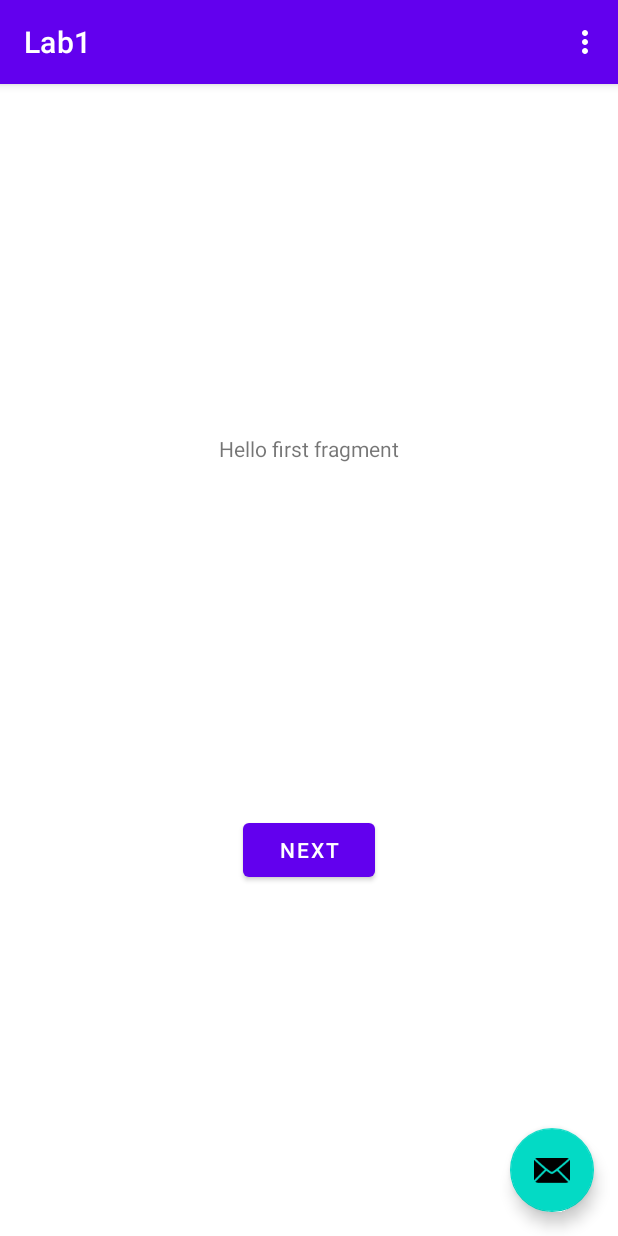
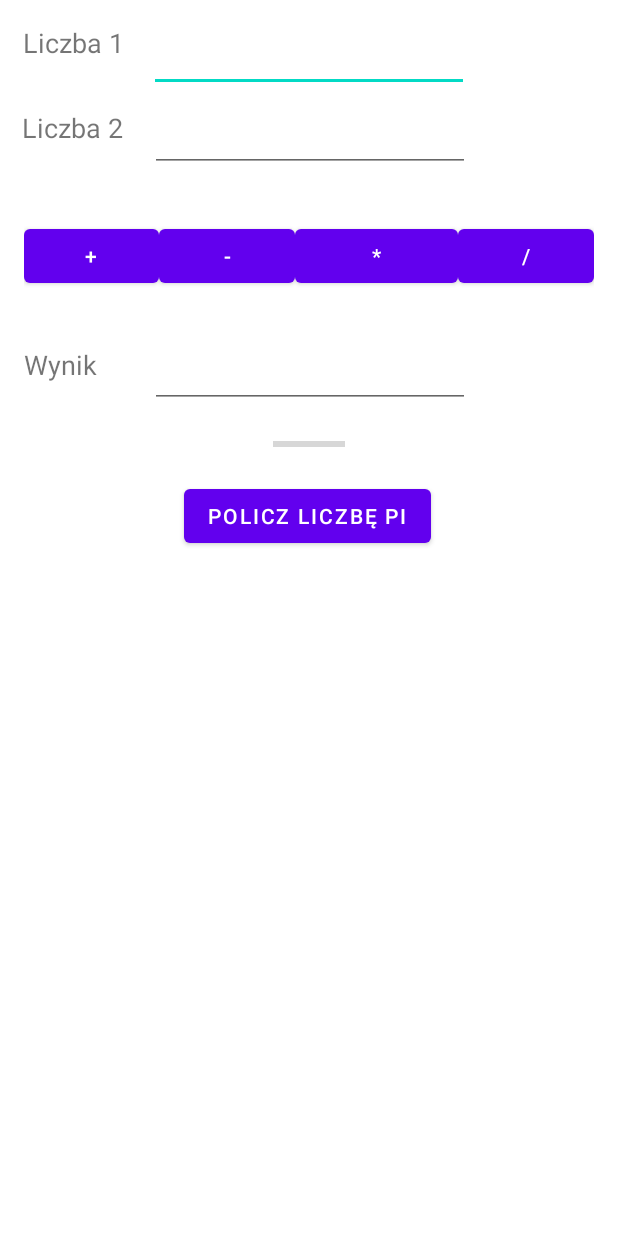
Before and after one commit to FrozenTear7/mobile-systems, an Android app: the screen it shows after launch (MainActivity), on a phone screen of 412 x 824 dp. Run offline under Robolectric (Android 15) with nearby library versions, the phone set to English and light mode, and no system bars.

Commit message:
Remove unnecessary files and add basic layout

```diff
--- a/Lab1/app/src/main/java/com/example/lab1/FirstFragment.kt
+++ /dev/null
@@ -1,31 +0,0 @@
-package com.example.lab1
-
-import android.os.Bundle
-import androidx.fragment.app.Fragment
-import android.view.LayoutInflater
-import android.view.View
-import android.view.ViewGroup
-import android.widget.Button
-import androidx.navigation.fragment.findNavController
-
-/**
- * A simple [Fragment] subclass as the default destination in the navigation.
- */
-class FirstFragment : Fragment() {
-
-    override fun onCreateView(
-            inflater: LayoutInflater, container: ViewGroup?,
-            savedInstanceState: Bundle?
-    ): View? {
-        // Inflate the layout for this fragment
-        return inflater.inflate(R.layout.fragment_first, container, false)
-    }
-
-    override fun onViewCreated(view: View, savedInstanceState: Bundle?) {
-        super.onViewCreated(view, savedInstanceState)
-
-        view.findViewById<Button>(R.id.button_first).setOnClickListener {
-            findNavController().navigate(R.id.action_FirstFragment_to_SecondFragment)
-        }
-    }
-}
--- a/Lab1/app/src/main/java/com/example/lab1/MainActivity.kt
+++ b/Lab1/app/src/main/java/com/example/lab1/MainActivity.kt
@@ -12,12 +12,6 @@ class MainActivity : AppCompatActivity() {
     override fun onCreate(savedInstanceState: Bundle?) {
         super.onCreate(savedInstanceState)
         setContentView(R.layout.activity_main)
-        setSupportActionBar(findViewById(R.id.toolbar))
-
-        findViewById<FloatingActionButton>(R.id.fab).setOnClickListener { view ->
-            Snackbar.make(view, "Replace with your own action", Snackbar.LENGTH_LONG)
-                    .setAction("Action", null).show()
-        }
     }
 
     override fun onCreateOptionsMenu(menu: Menu): Boolean {
--- a/Lab1/app/src/main/java/com/example/lab1/SecondFragment.kt
+++ /dev/null
@@ -1,31 +0,0 @@
-package com.example.lab1
-
-import android.os.Bundle
-import androidx.fragment.app.Fragment
-import android.view.LayoutInflater
-import android.view.View
-import android.view.ViewGroup
-import android.widget.Button
-import androidx.navigation.fragment.findNavController
-
-/**
- * A simple [Fragment] subclass as the second destination in the navigation.
- */
-class SecondFragment : Fragment() {
-
-    override fun onCreateView(
-            inflater: LayoutInflater, container: ViewGroup?,
-            savedInstanceState: Bundle?
-    ): View? {
-        // Inflate the layout for this fragment
-        return inflater.inflate(R.layout.fragment_second, container, false)
-    }
-
-    override fun onViewCreated(view: View, savedInstanceState: Bundle?) {
-        super.onViewCreated(view, savedInstanceState)
-
-        view.findViewById<Button>(R.id.button_second).setOnClickListener {
-            findNavController().navigate(R.id.action_SecondFragment_to_FirstFragment)
-        }
-    }
-}
--- a/Lab1/app/src/main/res/layout/activity_main.xml
+++ b/Lab1/app/src/main/res/layout/activity_main.xml
@@ -1,33 +1,153 @@
 <?xml version="1.0" encoding="utf-8"?>
-<androidx.coordinatorlayout.widget.CoordinatorLayout xmlns:android="http://schemas.android.com/apk/res/android"
+<androidx.constraintlayout.widget.ConstraintLayout xmlns:android="http://schemas.android.com/apk/res/android"
     xmlns:app="http://schemas.android.com/apk/res-auto"
     xmlns:tools="http://schemas.android.com/tools"
+    android:id="@+id/coordinatorLayout"
     android:layout_width="match_parent"
     android:layout_height="match_parent"
     tools:context=".MainActivity">
 
-    <com.google.android.material.appbar.AppBarLayout
+    <TextView
+        android:id="@+id/textView2"
+        android:layout_width="wrap_content"
+        android:layout_height="wrap_content"
+        android:layout_marginTop="16dp"
+        android:text="@string/textviewNumber1"
+        android:textSize="18sp"
+        app:layout_constraintEnd_toStartOf="@+id/n1EditText"
+        app:layout_constraintHorizontal_bias="0.47"
+        app:layout_constraintStart_toStartOf="parent"
+        app:layout_constraintTop_toTopOf="parent" />
+
+    <EditText
+        android:id="@+id/n1EditText"
+        android:layout_width="wrap_content"
+        android:layout_height="wrap_content"
+        android:layout_marginTop="16dp"
+        android:layout_marginBottom="8dp"
+        android:ems="10"
+        android:importantForAutofill="no"
+        android:inputType="number"
+        app:layout_constraintBottom_toTopOf="@+id/n2EditText"
+        app:layout_constraintEnd_toEndOf="parent"
+        app:layout_constraintStart_toStartOf="parent"
+        app:layout_constraintTop_toTopOf="parent"
+        tools:ignore="LabelFor" />
+
+    <TextView
+        android:id="@+id/textView3"
+        android:layout_width="wrap_content"
+        android:layout_height="wrap_content"
+        android:layout_marginTop="32dp"
+        android:text="@string/textviewNumber2"
+        android:textSize="18sp"
+        app:layout_constraintEnd_toStartOf="@+id/n2EditText"
+        app:layout_constraintHorizontal_bias="0.457"
+        app:layout_constraintStart_toStartOf="parent"
+        app:layout_constraintTop_toBottomOf="@+id/textView2" />
+
+    <EditText
+        android:id="@+id/n2EditText"
+        android:layout_width="wrap_content"
+        android:layout_height="wrap_content"
+        android:layout_marginTop="8dp"
+        android:ems="10"
+        android:importantForAutofill="no"
+        android:inputType="number"
+        app:layout_constraintEnd_toEndOf="parent"
+        app:layout_constraintHorizontal_bias="0.502"
+        app:layout_constraintStart_toStartOf="parent"
+        app:layout_constraintTop_toBottomOf="@+id/n1EditText"
+        tools:ignore="LabelFor" />
+
+    <LinearLayout
+        android:id="@+id/linearLayout"
         android:layout_width="match_parent"
         android:layout_height="wrap_content"
-        android:theme="@style/Theme.Lab1.AppBarOverlay">
+        android:layout_marginStart="16dp"
+        android:layout_marginTop="32dp"
+        android:layout_marginEnd="16dp"
+        app:layout_constraintEnd_toEndOf="parent"
+        app:layout_constraintStart_toStartOf="parent"
+        app:layout_constraintTop_toBottomOf="@+id/n2EditText">
 
-        <androidx.appcompat.widget.Toolbar
-            android:id="@+id/toolbar"
-            android:layout_width="match_parent"
-            android:layout_height="?attr/actionBarSize"
-            android:background="?attr/colorPrimary"
-            app:popupTheme="@style/Theme.Lab1.PopupOverlay" />
+        <Button
+            android:id="@+id/addButton"
+            android:layout_width="wrap_content"
+            android:layout_height="wrap_content"
+            android:layout_weight="1"
+            android:text="@string/addButton"
+            tools:ignore="ButtonStyle" />
 
-    </com.google.android.material.appbar.AppBarLayout>
+        <Button
+            android:id="@+id/subButton"
+            android:layout_width="wrap_content"
+            android:layout_height="wrap_content"
+            android:layout_weight="1"
+            android:text="@string/subButton"
+            tools:ignore="ButtonStyle" />
 
-    <include layout="@layout/content_main" />
+        <Button
+            android:id="@+id/mulButton"
+            android:layout_width="106dp"
+            android:layout_height="wrap_content"
+            android:layout_weight="1"
+            android:text="@string/mulButton"
+            tools:ignore="ButtonStyle" />
 
-    <com.google.android.material.floatingactionbutton.FloatingActionButton
-        android:id="@+id/fab"
+        <Button
+            android:id="@+id/divButton"
+            android:layout_width="wrap_content"
+            android:layout_height="wrap_content"
+            android:layout_weight="1"
+            android:text="@string/divButton"
+            tools:ignore="ButtonStyle" />
+
+    </LinearLayout>
+
+    <TextView
+        android:id="@+id/textView4"
         android:layout_width="wrap_content"
         android:layout_height="wrap_content"
-        android:layout_gravity="bottom|end"
-        android:layout_margin="@dimen/fab_margin"
-        app:srcCompat="@android:drawable/ic_dialog_email" />
+        android:layout_marginStart="16dp"
+        android:layout_marginTop="36dp"
+        android:text="@string/textviewResult"
+        android:textSize="18sp"
+        app:layout_constraintStart_toStartOf="parent"
+        app:layout_constraintTop_toBottomOf="@+id/linearLayout" />
 
-</androidx.coordinatorlayout.widget.CoordinatorLayout>
+    <EditText
+        android:id="@+id/resEditText"
+        android:layout_width="wrap_content"
+        android:layout_height="wrap_content"
+        android:layout_marginTop="32dp"
+        android:ems="10"
+        android:importantForAutofill="no"
+        android:inputType="number"
+        app:layout_constraintEnd_toEndOf="parent"
+        app:layout_constraintHorizontal_bias="0.262"
+        app:layout_constraintStart_toEndOf="@+id/textView4"
+        app:layout_constraintTop_toBottomOf="@+id/linearLayout"
+        tools:ignore="LabelFor" />
+
+    <ProgressBar
+        android:id="@+id/progressBar"
+        style="?android:attr/progressBarStyleHorizontal"
+        android:layout_width="wrap_content"
+        android:layout_height="wrap_content"
+        android:layout_marginTop="16dp"
+        app:layout_constraintEnd_toEndOf="parent"
+        app:layout_constraintStart_toStartOf="parent"
+        app:layout_constraintTop_toBottomOf="@+id/resEditText" />
+
+    <Button
+        android:id="@+id/piButton"
+        android:layout_width="wrap_content"
+        android:layout_height="wrap_content"
+        android:layout_marginTop="16dp"
+        android:text="@string/piButton"
+        app:layout_constraintEnd_toEndOf="parent"
+        app:layout_constraintHorizontal_bias="0.497"
+        app:layout_constraintStart_toStartOf="parent"
+        app:layout_constraintTop_toBottomOf="@+id/progressBar" />
+</androidx.constraintlayout.widget.ConstraintLayout>
--- a/Lab1/app/src/main/res/layout/content_main.xml
+++ /dev/null
@@ -1,19 +0,0 @@
-<?xml version="1.0" encoding="utf-8"?>
-<androidx.constraintlayout.widget.ConstraintLayout xmlns:android="http://schemas.android.com/apk/res/android"
-    xmlns:app="http://schemas.android.com/apk/res-auto"
-    android:layout_width="match_parent"
-    android:layout_height="match_parent"
-    app:layout_behavior="@string/appbar_scrolling_view_behavior">
-
-    <fragment
-        android:id="@+id/nav_host_fragment"
-        android:name="androidx.navigation.fragment.NavHostFragment"
-        android:layout_width="0dp"
-        android:layout_height="0dp"
-        app:defaultNavHost="true"
-        app:layout_constraintBottom_toBottomOf="parent"
-        app:layout_constraintLeft_toLeftOf="parent"
-        app:layout_constraintRight_toRightOf="parent"
-        app:layout_constraintTop_toTopOf="parent"
-        app:navGraph="@navigation/nav_graph" />
-</androidx.constraintlayout.widget.ConstraintLayout>
--- a/Lab1/app/src/main/res/layout/fragment_first.xml
+++ /dev/null
@@ -1,28 +0,0 @@
-<?xml version="1.0" encoding="utf-8"?>
-<androidx.constraintlayout.widget.ConstraintLayout xmlns:android="http://schemas.android.com/apk/res/android"
-    xmlns:app="http://schemas.android.com/apk/res-auto"
-    xmlns:tools="http://schemas.android.com/tools"
-    android:layout_width="match_parent"
-    android:layout_height="match_parent"
-    tools:context=".FirstFragment">
-
-    <TextView
-        android:id="@+id/textview_first"
-        android:layout_width="wrap_content"
-        android:layout_height="wrap_content"
-        android:text="@string/hello_first_fragment"
-        app:layout_constraintBottom_toTopOf="@id/button_first"
-        app:layout_constraintEnd_toEndOf="parent"
-        app:layout_constraintStart_toStartOf="parent"
-        app:layout_constraintTop_toTopOf="parent" />
-
-    <Button
-        android:id="@+id/button_first"
-        android:layout_width="wrap_content"
-        android:layout_height="wrap_content"
-        android:text="@string/next"
-        app:layout_constraintBottom_toBottomOf="parent"
-        app:layout_constraintEnd_toEndOf="parent"
-        app:layout_constraintStart_toStartOf="parent"
-        app:layout_constraintTop_toBottomOf="@id/textview_first" />
-</androidx.constraintlayout.widget.ConstraintLayout>
--- a/Lab1/app/src/main/res/layout/fragment_second.xml
+++ /dev/null
@@ -1,27 +0,0 @@
-<?xml version="1.0" encoding="utf-8"?>
-<androidx.constraintlayout.widget.ConstraintLayout xmlns:android="http://schemas.android.com/apk/res/android"
-    xmlns:app="http://schemas.android.com/apk/res-auto"
-    xmlns:tools="http://schemas.android.com/tools"
-    android:layout_width="match_parent"
-    android:layout_height="match_parent"
-    tools:context=".SecondFragment">
-
-    <TextView
-        android:id="@+id/textview_second"
-        android:layout_width="wrap_content"
-        android:layout_height="wrap_content"
-        app:layout_constraintBottom_toTopOf="@id/button_second"
-        app:layout_constraintEnd_toEndOf="parent"
-        app:layout_constraintStart_toStartOf="parent"
-        app:layout_constraintTop_toTopOf="parent" />
-
-    <Button
-        android:id="@+id/button_second"
-        android:layout_width="wrap_content"
-        android:layout_height="wrap_content"
-        android:text="@string/previous"
-        app:layout_constraintBottom_toBottomOf="parent"
-        app:layout_constraintEnd_toEndOf="parent"
-        app:layout_constraintStart_toStartOf="parent"
-        app:layout_constraintTop_toBottomOf="@id/textview_second" />
-</androidx.constraintlayout.widget.ConstraintLayout>
--- a/Lab1/app/src/main/res/values/strings.xml
+++ b/Lab1/app/src/main/res/values/strings.xml
@@ -2,11 +2,12 @@
     <string name="app_name">Lab1</string>
     <string name="action_settings">Settings</string>
     <!-- Strings used for fragments for navigation -->
-    <string name="first_fragment_label">First Fragment</string>
-    <string name="second_fragment_label">Second Fragment</string>
-    <string name="next">Next</string>
-    <string name="previous">Previous</string>
-
-    <string name="hello_first_fragment">Hello first fragment</string>
-    <string name="hello_second_fragment">Hello second fragment. Arg: %1$s</string>
+    <string name="addButton">+</string>
+    <string name="subButton">-</string>
+    <string name="mulButton">*</string>
+    <string name="divButton">/</string>
+    <string name="textviewNumber1">Liczba 1</string>
+    <string name="textviewNumber2">Liczba 2</string>
+    <string name="textviewResult">Wynik</string>
+    <string name="piButton">Policz liczbę PI</string>
 </resources>
```
